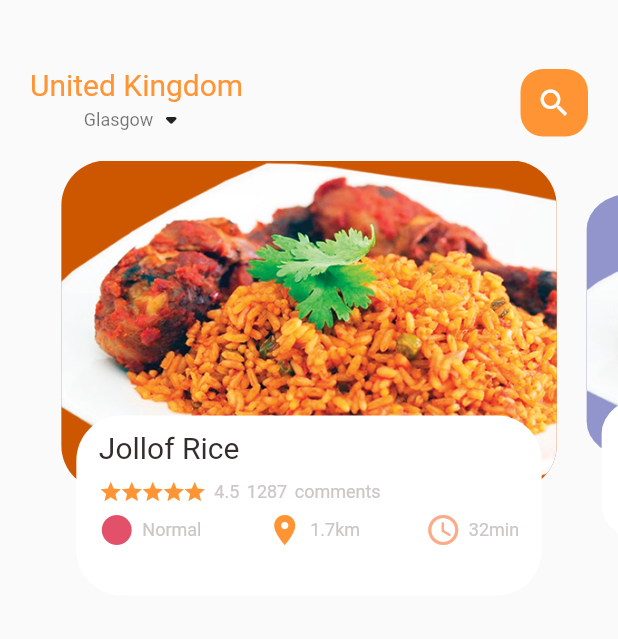
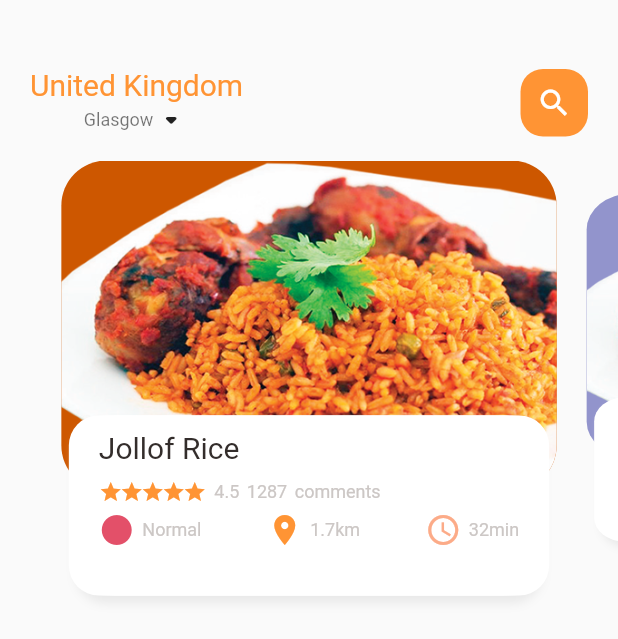
Before and after one commit to Ormah-lang/food_delivery_app, a Flutter app: the screen it shows after launch, on a phone screen of 412 x 824 dp. Shown: the top 639 px of the screen. Run offline on Flutter 3.47's test engine with Material 2 defaults, Android fonts, the phone set to English and light mode, and no system bars.

Commit message:
implement shadow property below the food page skeleton

```diff
--- a/lib/home_page/food_page_body.dart
+++ b/lib/home_page/food_page_body.dart
@@ -93,9 +93,23 @@ class _FoodPageBodyState extends State<FoodPageBody> {
             height: 120,
             margin: const EdgeInsets.only(left: 20, right: 20, bottom: 30),
             decoration: BoxDecoration(
-              borderRadius: BorderRadius.circular(30),
-              color: Colors.white,
-            ),
+                borderRadius: BorderRadius.circular(20),
+                color: Colors.white,
+                boxShadow: [
+                  BoxShadow(
+                    color: Color(0xFFe8e8e8),
+                    blurRadius: 5.0,
+                    offset: Offset(0, 5),
+                  ),
+                  BoxShadow(
+                    color: Colors.white,
+                    offset: Offset(-5, 0),
+                  ),
+                  BoxShadow(
+                    color: Colors.white,
+                    offset: Offset(5, 0),
+                  )
+                ]),
             child: Container(
                 padding: const EdgeInsets.only(
                   top: 10,
```
